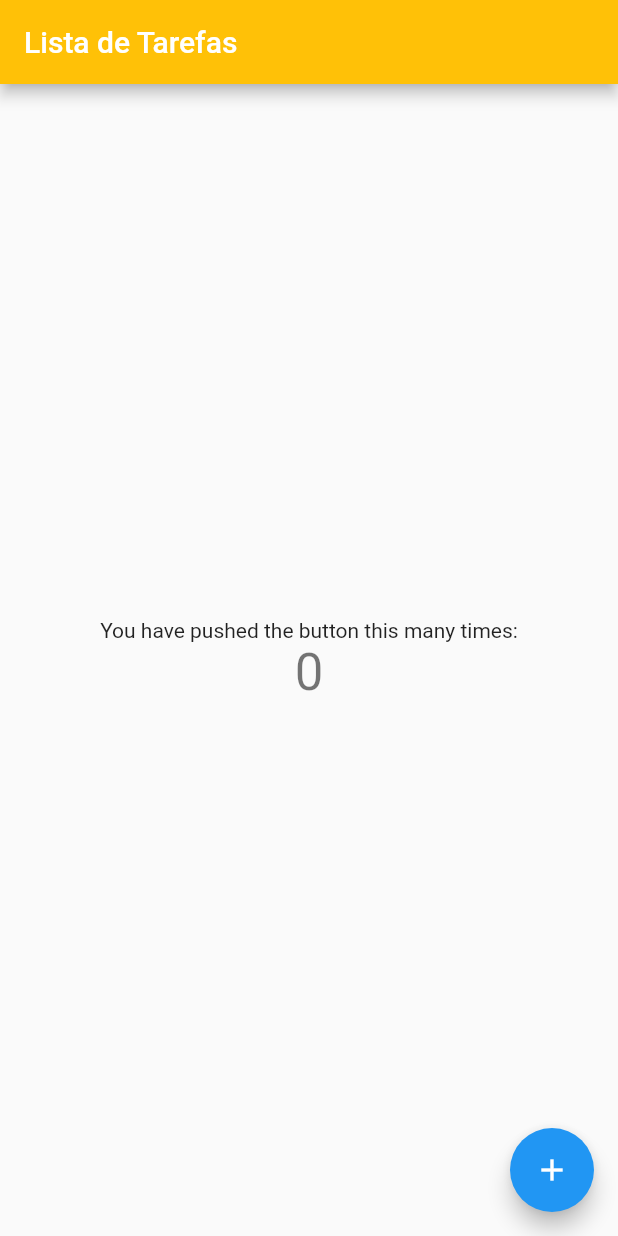
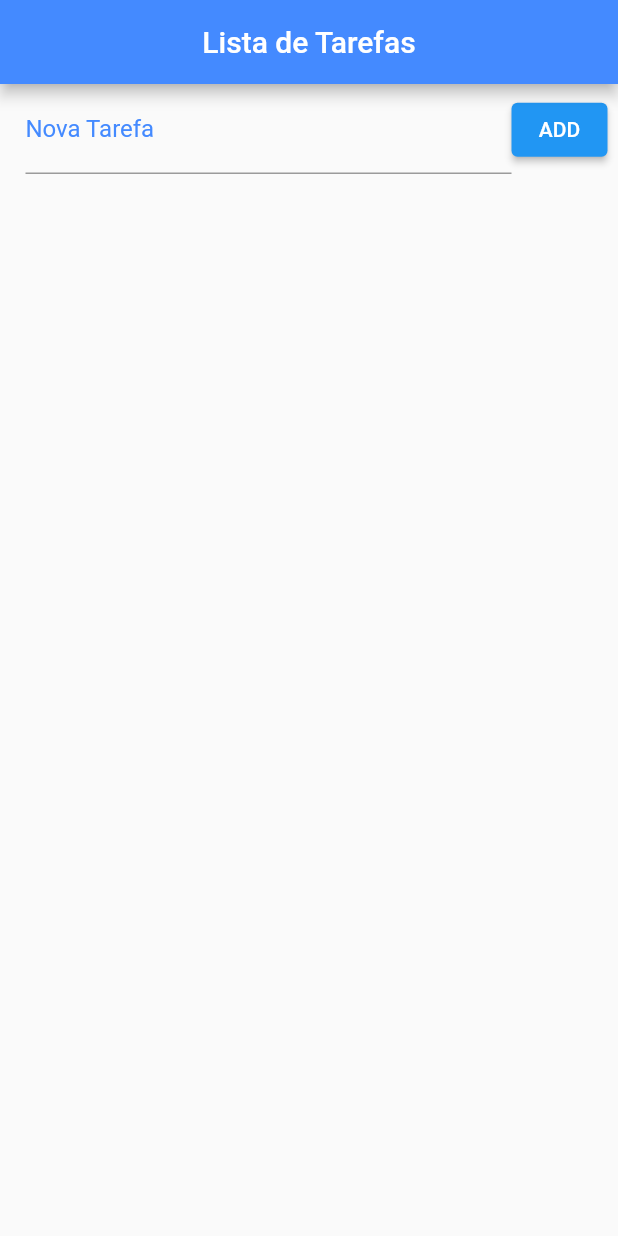
Before and after one commit to ErnestoMoraes/teste_anotacoes, a Flutter app: the screen it shows after launch, on a phone screen of 412 x 824 dp. Run offline on Flutter 3.47's test engine with Material 2 defaults, Android fonts, the phone set to English and light mode, and no system bars; missing offline and left inert: dart:ffi.

Commit message:
Projeto Final

```diff
--- a/lib/main.dart
+++ b/lib/main.dart
@@ -1,116 +1,181 @@
-import 'package:flutter/material.dart';
+import 'dart:convert';
+import 'dart:ffi';
+import 'dart:io';
+import "package:flutter/material.dart";
+import 'package:path_provider/path_provider.dart';
 
 void main() {
-  runApp(const MyApp());
+  runApp(const MaterialApp(
+    home: Home(),
+  ));
 }
 
-class MyApp extends StatelessWidget {
-  const MyApp({Key? key}) : super(key: key);
+class Home extends StatefulWidget {
+  const Home({Key? key}) : super(key: key);
 
-  // This widget is the root of your application.
   @override
-  Widget build(BuildContext context) {
-    return MaterialApp(
-      title: 'Flutter Demo',
-      theme: ThemeData(
-        // This is the theme of your application.
-        //
-        // Try running your application with "flutter run". You'll see the
-        // application has a blue toolbar. Then, without quitting the app, try
-        // changing the primarySwatch below to Colors.green and then invoke
-        // "hot reload" (press "r" in the console where you ran "flutter run",
-        // or simply save your changes to "hot reload" in a Flutter IDE).
-        // Notice that the counter didn't reset back to zero; the application
-        // is not restarted.
-        primarySwatch: Colors.blue,
-      ),
-      home: const MyHomePage(title: 'Lista de Tarefas'),
-    );
-  }
+  _HomeState createState() => _HomeState();
 }
 
-class MyHomePage extends StatefulWidget {
-  const MyHomePage({Key? key, required this.title}) : super(key: key);
+class _HomeState extends State<Home> {
+  final TextEditingController _toDoController = TextEditingController();
 
-  // This widget is the home page of your application. It is stateful, meaning
-  // that it has a State object (defined below) that contains fields that affect
-  // how it looks.
+  List _toDoList = [];
 
-  // This class is the configuration for the state. It holds the values (in this
-  // case the title) provided by the parent (in this case the App widget) and
-  // used by the build method of the State. Fields in a Widget subclass are
-  // always marked "final".
-
-  final String title;
+  Map<String, dynamic> _lastRemoved = Map();
+  int _lastRemovedPos = 0;
 
   @override
-  State<MyHomePage> createState() => _MyHomePageState();
-}
+  void initState() {
+    super.initState();
 
-class _MyHomePageState extends State<MyHomePage> {
-  int _counter = 0;
+    _readData().then((data) {
+      setState(() {
+        _toDoList = json.decode(data);
+      });
+    });
+  }
 
-  void _incrementCounter() {
+  void _addToDo() {
     setState(() {
-      // This call to setState tells the Flutter framework that something has
-      // changed in this State, which causes it to rerun the build method below
-      // so that the display can reflect the updated values. If we changed
-      // _counter without calling setState(), then the build method would not be
-      // called again, and so nothing would appear to happen.
-      _counter++;
+      Map<String, dynamic> newToDo = Map();
+      newToDo["title"] = _toDoController.text;
+      _toDoController.text = "";
+      newToDo["ok"] = false;
+      _toDoList.add(newToDo);
+      _saveData();
     });
+  }
+
+  Future<Null> _onRefresh() async {
+    await Future.delayed(const Duration(seconds: 1));
+
+    setState(() {
+      _toDoList.sort((a, b) {
+        if (a["ok"] && !b["ok"])
+          return 1;
+        else if (a["ok"] && !b["ok"])
+          return -1;
+        else
+          return 0;
+      });
+      _saveData();
+    });
+    return null;
   }
 
   @override
   Widget build(BuildContext context) {
-    // This method is rerun every time setState is called, for instance as done
-    // by the _incrementCounter method above.
-    //
-    // The Flutter framework has been optimized to make rerunning build methods
-    // fast, so that you can just rebuild anything that needs updating rather
-    // than having to individually change instances of widgets.
     return Scaffold(
       appBar: AppBar(
-        backgroundColor: Colors.amber,
-        // Here we take the value from the MyHomePage object that was created by
-        // the App.build method, and use it to set our appbar title.
-        title: Text(widget.title),
+        title: const Text("Lista de Tarefas"),
+        backgroundColor: Colors.blueAccent,
+        centerTitle: true,
       ),
-      body: Center(
-        // Center is a layout widget. It takes a single child and positions it
-        // in the middle of the parent.
-        child: Column(
-          // Column is also a layout widget. It takes a list of children and
-          // arranges them vertically. By default, it sizes itself to fit its
-          // children horizontally, and tries to be as tall as its parent.
-          //
-          // Invoke "debug painting" (press "p" in the console, choose the
-          // "Toggle Debug Paint" action from the Flutter Inspector in Android
-          // Studio, or the "Toggle Debug Paint" command in Visual Studio Code)
-          // to see the wireframe for each widget.
-          //
-          // Column has various properties to control how it sizes itself and
-          // how it positions its children. Here we use mainAxisAlignment to
-          // center the children vertically; the main axis here is the vertical
-          // axis because Columns are vertical (the cross axis would be
-          // horizontal).
-          mainAxisAlignment: MainAxisAlignment.center,
-          children: <Widget>[
-            const Text(
-              'You have pushed the button this many times:',
+      body: Column(
+        children: [
+          Container(
+            padding: const EdgeInsets.fromLTRB(17, 1, 7, 1),
+            child: Row(
+              children: [
+                Expanded(
+                    child: TextField(
+                  controller: _toDoController,
+                  decoration: const InputDecoration(
+                      labelText: "Nova Tarefa",
+                      labelStyle: TextStyle(color: Colors.blueAccent)),
+                )),
+                ElevatedButton(
+                  onPressed: _addToDo,
+                  child: const Text("ADD"),
+                )
+              ],
             ),
-            Text(
-              '$_counter',
-              style: Theme.of(context).textTheme.headline4,
-            ),
-          ],
+          ),
+          Expanded(
+              child: RefreshIndicator(
+                  onRefresh: _onRefresh,
+                  child: ListView.builder(
+                      padding: const EdgeInsets.only(top: 10),
+                      itemCount: _toDoList.length,
+                      itemBuilder: buildItem)))
+        ],
+      ),
+    );
+  }
+
+  Widget buildItem(BuildContext context, int index) {
+    return Dismissible(
+      key: Key(DateTime.now().microsecondsSinceEpoch.toString()),
+      background: Container(
+        color: Colors.red,
+        child: const Align(
+          alignment: Alignment(-0.9, 0.0),
+          child: Icon(
+            Icons.delete,
+            color: Colors.white,
+          ),
         ),
       ),
-      floatingActionButton: FloatingActionButton(
-        onPressed: _incrementCounter,
-        tooltip: 'Increment',
-        child: const Icon(Icons.add),
-      ), // This trailing comma makes auto-formatting nicer for build methods.
+      direction: DismissDirection.startToEnd,
+      child: CheckboxListTile(
+        onChanged: (c) {
+          setState(() {
+            _toDoList[index]["ok"] = c;
+            _saveData();
+          });
+        },
+        title: Text(_toDoList[index]["title"]),
+        value: _toDoList[index]["ok"],
+        secondary: CircleAvatar(
+          child: Icon(_toDoList[index]["ok"] ? Icons.check : Icons.error),
+        ),
+      ),
+      onDismissed: (direction) {
+        setState(() {
+          _lastRemoved = Map.from(_toDoList[index]);
+          _lastRemovedPos = index;
+          _toDoList.removeAt(index);
+
+          _saveData();
+
+          final snack = SnackBar(
+            content: Text("Tarefa \"${_lastRemoved["title"]}\"removida!"),
+            action: SnackBarAction(
+              label: "DEsfazer",
+              onPressed: () {
+                setState(() {
+                  _toDoList.insert(_lastRemovedPos, _lastRemoved);
+                  _saveData();
+                });
+              },
+            ),
+            duration: const Duration(seconds: 3),
+          );
+
+          ScaffoldMessenger.of(context).showSnackBar(snack);
+        });
+      },
     );
   }
+
+  Future<File> _getFile() async {
+    final directory = await getApplicationSupportDirectory();
+    return File("${directory.path}/data.json");
+  }
+
+  Future<File> _saveData() async {
+    String data = json.encode(_toDoList);
+    final file = await _getFile();
+    return file.writeAsString(data);
+  }
+
+  Future<String> _readData() async {
+    // try {
+    final file = await _getFile();
+    return file.readAsString();
+    // } catch (e) {
+    //   return null;
+    // }
+  }
 }
--- a/pubspec.yaml
+++ b/pubspec.yaml
@@ -29,6 +29,7 @@ environment:
 dependencies:
   flutter:
     sdk: flutter
+  path_provider: ^2.0.8
 
 
   # The following adds the Cupertino Icons font to your application.
```
Also changed, not shown: pubspec.lock, 1 other file.
